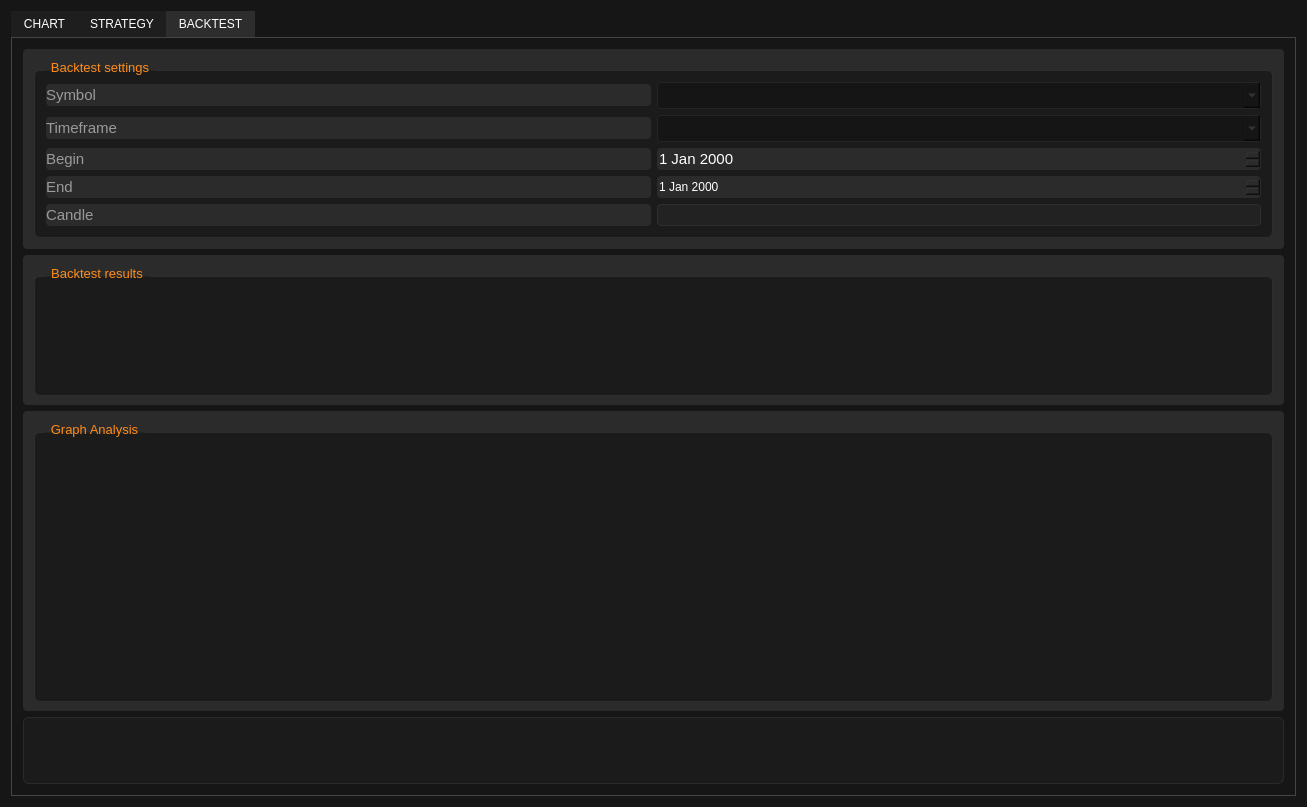
The window that src/ui/mainwindow.ui (BortonGo/TradeSoft) describes before a commit, drawn with Qt 5.
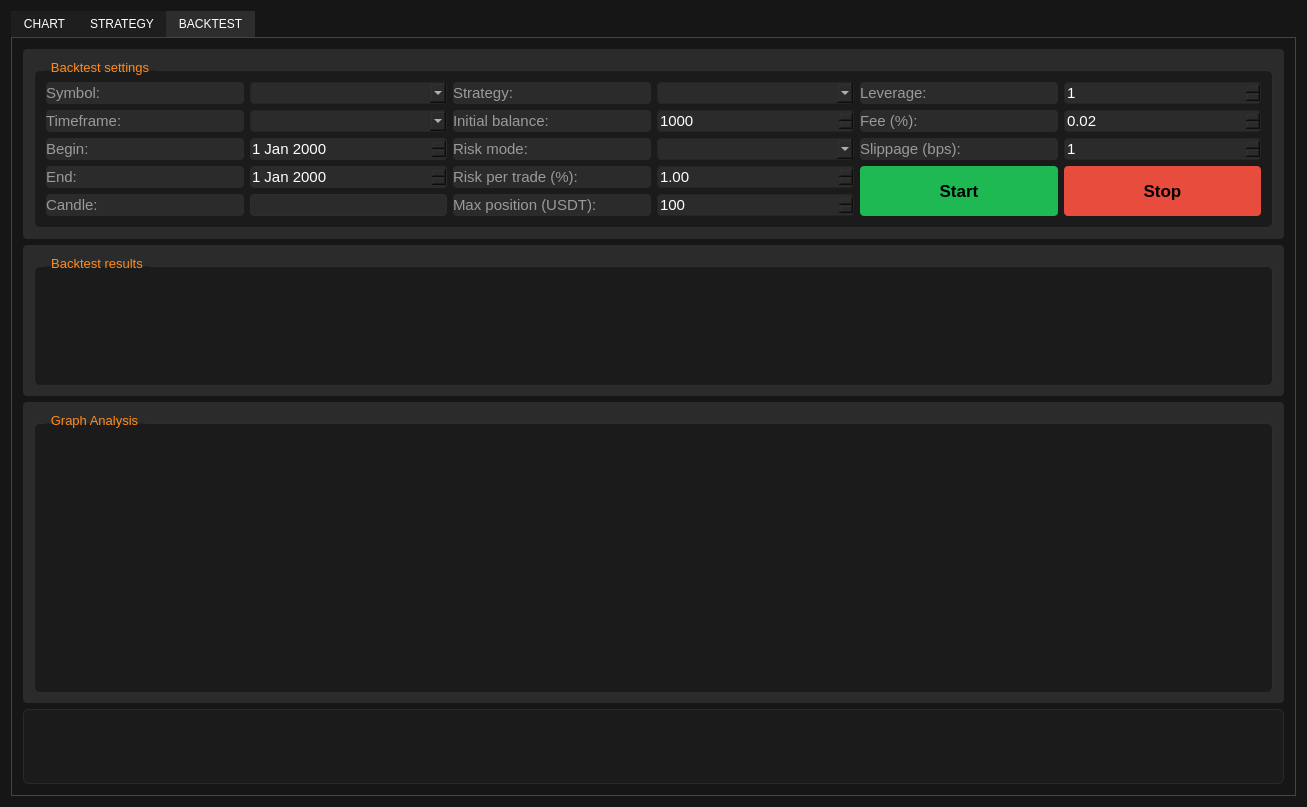
The same window after the commit. The open tabs and pages were chosen to show the change. Custom widgets are drawn as their Qt base class.

Commit message: Make Backtest settings tab

Patch:
```diff
--- a/src/ui/mainwindow.ui
+++ b/src/ui/mainwindow.ui
@@ -60,7 +60,7 @@
 color: white;                /* цвет текста */</string>
         </property>
         <property name="currentIndex">
-         <number>2</number>
+         <number>0</number>
         </property>
         <widget class="QWidget" name="tab_chart">
          <property name="styleSheet">
@@ -1432,7 +1432,7 @@
     background-color: #222222;
     border: 1px solid #2E2E2E;
     border-radius: 4px;
-    padding: 4px;
+    
     color: #EAEAEA;
 }
 
@@ -1468,32 +1468,119 @@
                 <string>Backtest settings</string>
                </property>
                <layout class="QGridLayout" name="gridLayout_6">
-                <item row="2" column="0">
-                 <widget class="QLabel" name="label_15">
-                  <property name="minimumSize">
-                   <size>
-                    <width>0</width>
-                    <height>22</height>
-                   </size>
+                <item row="3" column="3">
+                 <widget class="QDoubleSpinBox" name="btSbRiskPerTrade">
+                  <property name="sizePolicy">
+                   <sizepolicy hsizetype="Expanding" vsizetype="Expanding">
+                    <horstretch>0</horstretch>
+                    <verstretch>0</verstretch>
+                   </sizepolicy>
                   </property>
-                  <property name="maximumSize">
-                   <size>
-                    <width>16777215</width>
-                    <height>22</height>
-                   </size>
+                  <property name="font">
+                   <font>
+                    <pointsize>11</pointsize>
+                   </font>
                   </property>
+                  <property name="styleSheet">
+                   <string notr="true">background-color: rgb(43, 43, 43);
+color: white;                /* цвет текста */</string>
+                  </property>
+                  <property name="value">
+                   <double>1.000000000000000</double>
+                  </property>
+                 </widget>
+                </item>
+                <item row="4" column="3">
+                 <widget class="QSpinBox" name="btSbMaxPosUsdt">
+                  <property name="sizePolicy">
+                   <sizepolicy hsizetype="Expanding" vsizetype="Expanding">
+                    <horstretch>0</horstretch>
+                    <verstretch>0</verstretch>
+                   </sizepolicy>
+                  </property>
                   <property name="font">
                    <font>
                     <pointsize>11</pointsize>
                    </font>
                   </property>
+                  <property name="styleSheet">
+                   <string notr="true">background-color: rgb(43, 43, 43);
+color: white;                /* цвет текста */</string>
+                  </property>
+                  <property name="minimum">
+                   <number>1</number>
+                  </property>
+                  <property name="maximum">
+                   <number>200000</number>
+                  </property>
+                  <property name="value">
+                   <number>100</number>
+                  </property>
+                 </widget>
+                </item>
+                <item row="2" column="3">
+                 <widget class="QComboBox" name="btCbRiskMode">
+                  <property name="sizePolicy">
+                   <sizepolicy hsizetype="Expanding" vsizetype="Expanding">
+                    <horstretch>0</horstretch>
+                    <verstretch>0</verstretch>
+                   </sizepolicy>
+                  </property>
+                  <property name="font">
+                   <font>
+                    <pointsize>11</pointsize>
+                   </font>
+                  </property>
+                  <property name="styleSheet">
+                   <string notr="true">background-color: rgb(43, 43, 43);
+color: white;                /* цвет текста */</string>
+                  </property>
+                 </widget>
+                </item>
+                <item row="2" column="2">
+                 <widget class="QLabel" name="label_21">
+                  <property name="sizePolicy">
+                   <sizepolicy hsizetype="Expanding" vsizetype="Expanding">
+                    <horstretch>0</horstretch>
+                    <verstretch>0</verstretch>
+                   </sizepolicy>
+                  </property>
+                  <property name="font">
+                   <font>
+                    <pointsize>11</pointsize>
+                   </font>
+                  </property>
                   <property name="text">
-                   <string>Begin</string>
+                   <string>Risk mode:</string>
                   </property>
                  </widget>
                 </item>
-                <item row="1" column="0">
-                 <widget class="QLabel" name="label_18">
+                <item row="1" column="2">
+                 <widget class="QLabel" name="label_20">
+                  <property name="sizePolicy">
+                   <sizepolicy hsizetype="Expanding" vsizetype="Expanding">
+                    <horstretch>0</horstretch>
+                    <verstretch>0</verstretch>
+                   </sizepolicy>
+                  </property>
+                  <property name="font">
+                   <font>
+                    <pointsize>11</pointsize>
+                   </font>
+                  </property>
+                  <property name="text">
+                   <string>Initial balance:</string>
+                  </property>
+                 </widget>
+                </item>
+                <item row="4" column="1">
+                 <widget class="QLineEdit" name="editBtCandles">
+                  <property name="sizePolicy">
+                   <sizepolicy hsizetype="Expanding" vsizetype="Expanding">
+                    <horstretch>0</horstretch>
+                    <verstretch>22</verstretch>
+                   </sizepolicy>
+                  </property>
                   <property name="minimumSize">
                    <size>
                     <width>0</width>
@@ -1503,7 +1590,7 @@
                   <property name="maximumSize">
                    <size>
                     <width>16777215</width>
-                    <height>22</height>
+                    <height>16777215</height>
                    </size>
                   </property>
                   <property name="font">
@@ -1511,13 +1598,78 @@
                     <pointsize>11</pointsize>
                    </font>
                   </property>
+                  <property name="styleSheet">
+                   <string notr="true">background-color: rgb(43, 43, 43);
+color: white;                /* цвет текста */</string>
+                  </property>
+                  <property name="readOnly">
+                   <bool>true</bool>
+                  </property>
+                 </widget>
+                </item>
+                <item row="0" column="3">
+                 <widget class="QComboBox" name="btCbStrategy">
+                  <property name="sizePolicy">
+                   <sizepolicy hsizetype="Expanding" vsizetype="Expanding">
+                    <horstretch>0</horstretch>
+                    <verstretch>0</verstretch>
+                   </sizepolicy>
+                  </property>
+                  <property name="font">
+                   <font>
+                    <pointsize>11</pointsize>
+                   </font>
+                  </property>
+                  <property name="styleSheet">
+                   <string notr="true">background-color: rgb(43, 43, 43);
+color: white;                /* цвет текста */</string>
+                  </property>
+                 </widget>
+                </item>
+                <item row="0" column="4">
+                 <widget class="QLabel" name="label_24">
+                  <property name="sizePolicy">
+                   <sizepolicy hsizetype="Expanding" vsizetype="Expanding">
+                    <horstretch>0</horstretch>
+                    <verstretch>0</verstretch>
+                   </sizepolicy>
+                  </property>
+                  <property name="font">
+                   <font>
+                    <pointsize>11</pointsize>
+                   </font>
+                  </property>
                   <property name="text">
-                   <string>Timeframe</string>
+                   <string>Leverage:</string>
+                  </property>
+                 </widget>
+                </item>
+                <item row="1" column="4">
+                 <widget class="QLabel" name="label_25">
+                  <property name="sizePolicy">
+                   <sizepolicy hsizetype="Expanding" vsizetype="Expanding">
+                    <horstretch>0</horstretch>
+                    <verstretch>0</verstretch>
+                   </sizepolicy>
+                  </property>
+                  <property name="font">
+                   <font>
+                    <pointsize>11</pointsize>
+                   </font>
+                  </property>
+                  <property name="text">
+                   <string>Fee (%):</string>
                   </property>
                  </widget>
                 </item>
                 <item row="3" column="0">
                  <widget class="QLabel" name="label_16">
+                  <property name="sizePolicy">
+                   <sizepolicy hsizetype="Expanding" vsizetype="Expanding">
+                    <horstretch>0</horstretch>
+                    <verstretch>0</verstretch>
+                   </sizepolicy>
+                  </property>
                   <property name="minimumSize">
                    <size>
                     <width>0</width>
@@ -1527,7 +1679,7 @@
                   <property name="maximumSize">
                    <size>
                     <width>16777215</width>
-                    <height>22</height>
+                    <height>16777215</height>
                    </size>
                   </property>
                   <property name="font">
@@ -1536,12 +1688,18 @@
                    </font>
                   </property>
                   <property name="text">
-                   <string>End</string>
+                   <string>End:</string>
                   </property>
                  </widget>
                 </item>
-                <item row="4" column="0">
-                 <widget class="QLabel" name="label_17">
+                <item row="1" column="0">
+                 <widget class="QLabel" name="label_18">
+                  <property name="sizePolicy">
+                   <sizepolicy hsizetype="Expanding" vsizetype="Expanding">
+                    <horstretch>0</horstretch>
+                    <verstretch>0</verstretch>
+                   </sizepolicy>
+                  </property>
                   <property name="minimumSize">
                    <size>
                     <width>0</width>
@@ -1551,7 +1709,7 @@
                   <property name="maximumSize">
                    <size>
                     <width>16777215</width>
-                    <height>22</height>
+                    <height>16777215</height>
                    </size>
                   </property>
                   <property name="font">
@@ -1560,14 +1718,14 @@
                    </font>
                   </property>
                   <property name="text">
-                   <string>Candle</string>
+                   <string>Timeframe:</string>
                   </property>
                  </widget>
                 </item>
-                <item row="0" column="0">
-                 <widget class="QLabel" name="label_14">
+                <item row="2" column="0">
+                 <widget class="QLabel" name="label_15">
                   <property name="sizePolicy">
-                   <sizepolicy hsizetype="Preferred" vsizetype="Preferred">
+                   <sizepolicy hsizetype="Expanding" vsizetype="Expanding">
                     <horstretch>0</horstretch>
                     <verstretch>0</verstretch>
                    </sizepolicy>
@@ -1581,7 +1739,7 @@
                   <property name="maximumSize">
                    <size>
                     <width>16777215</width>
-                    <height>22</height>
+                    <height>16777215</height>
                    </size>
                   </property>
                   <property name="font">
@@ -1590,30 +1748,104 @@
                    </font>
                   </property>
                   <property name="text">
-                   <string>Symbol</string>
+                   <string>Begin:</string>
+                  </property>
+                 </widget>
+                </item>
+                <item row="2" column="4">
+                 <widget class="QLabel" name="label_26">
+                  <property name="sizePolicy">
+                   <sizepolicy hsizetype="Expanding" vsizetype="Expanding">
+                    <horstretch>0</horstretch>
+                    <verstretch>0</verstretch>
+                   </sizepolicy>
+                  </property>
+                  <property name="font">
+                   <font>
+                    <pointsize>11</pointsize>
+                   </font>
+                  </property>
+                  <property name="text">
+                   <string>Slippage (bps):</string>
+                  </property>
+                 </widget>
+                </item>
+                <item row="0" column="2">
+                 <widget class="QLabel" name="label_19">
+                  <property name="sizePolicy">
+                   <sizepolicy hsizetype="Expanding" vsizetype="Expanding">
+                    <horstretch>0</horstretch>
+                    <verstretch>0</verstretch>
+                   </sizepolicy>
+                  </property>
+                  <property name="font">
+                   <font>
+                    <pointsize>11</pointsize>
+                   </font>
+                  </property>
+                  <property name="text">
+                   <string>Strategy:</string>
                   </property>
                  </widget>
                 </item>
                 <item row="0" column="1">
                  <widget class="QComboBox" name="cbBtSymbol">
+                  <property name="sizePolicy">
+                   <sizepolicy hsizetype="Expanding" vsizetype="Expanding">
+                    <horstretch>0</horstretch>
+                    <verstretch>0</verstretch>
+                   </sizepolicy>
+                  </property>
+                  <property name="minimumSize">
+                   <size>
+                    <width>0</width>
+                    <height>22</height>
+                   </size>
+                  </property>
                   <property name="font">
                    <font>
                     <pointsize>11</pointsize>
                    </font>
                   </property>
+                  <property name="styleSheet">
+                   <string notr="true">background-color: rgb(43, 43, 43);
+color: white;                /* цвет текста */</string>
+                  </property>
                  </widget>
                 </item>
                 <item row="1" column="1">
                  <widget class="QComboBox" name="cbBtTimeframe">
+                  <property name="sizePolicy">
+                   <sizepolicy hsizetype="Expanding" vsizetype="Expanding">
+                    <horstretch>0</horstretch>
+                    <verstretch>0</verstretch>
+                   </sizepolicy>
+                  </property>
+                  <property name="minimumSize">
+                   <size>
+                    <width>0</width>
+                    <height>22</height>
+                   </size>
+                  </property>
                   <property name="font">
                    <font>
                     <pointsize>11</pointsize>
                    </font>
                   </property>
+                  <property name="styleSheet">
+                   <string notr="true">background-color: rgb(43, 43, 43);
+color: white;                /* цвет текста */</string>
+                  </property>
                  </widget>
                 </item>
                 <item row="2" column="1">
                  <widget class="QDateEdit" name="dateBtBegin">
+                  <property name="sizePolicy">
+                   <sizepolicy hsizetype="Expanding" vsizetype="Expanding">
+                    <horstretch>0</horstretch>
+                    <verstretch>0</verstretch>
+                   </sizepolicy>
+                  </property>
                   <property name="minimumSize">
                    <size>
                     <width>0</width>
@@ -1623,7 +1855,7 @@
                   <property name="maximumSize">
                    <size>
                     <width>16777215</width>
-                    <height>22</height>
+                    <height>16777215</height>
                    </size>
                   </property>
                   <property name="font">
@@ -1631,10 +1863,20 @@
                     <pointsize>11</pointsize>
                    </font>
                   </property>
+                  <property name="styleSheet">
+                   <string notr="true">background-color: rgb(43, 43, 43);
+color: white;                /* цвет текста */</string>
+                  </property>
                  </widget>
                 </item>
                 <item row="3" column="1">
                  <widget class="QDateEdit" name="dateBtEnd">
+                  <property name="sizePolicy">
+                   <sizepolicy hsizetype="Expanding" vsizetype="Expanding">
+                    <horstretch>0</horstretch>
+                    <verstretch>0</verstretch>
+                   </sizepolicy>
+                  </property>
                   <property name="minimumSize">
                    <size>
                     <width>0</width>
@@ -1644,17 +1886,26 @@
                   <property name="maximumSize">
                    <size>
                     <width>16777215</width>
-                    <height>22</height>
+                    <height>16777215</height>
                    </size>
                   </property>
+                  <property name="font">
+                   <font>
+                    <pointsize>11</pointsize>
+                   </font>
+                  </property>
+                  <property name="styleSheet">
+                   <string notr="true">background-color: rgb(43, 43, 43);
+color: white;                /* цвет текста */</string>
+                  </property>
                  </widget>
                 </item>
-                <item row="4" column="1">
-                 <widget class="QLineEdit" name="editBtCandles">
+                <item row="0" column="0">
+                 <widget class="QLabel" name="label_14">
                   <property name="sizePolicy">
-                   <sizepolicy hsizetype="Minimum" vsizetype="Fixed">
+                   <sizepolicy hsizetype="Expanding" vsizetype="Expanding">
                     <horstretch>0</horstretch>
-                    <verstretch>22</verstretch>
+                    <verstretch>0</verstretch>
                    </sizepolicy>
                   </property>
                   <property name="minimumSize">
@@ -1666,11 +1917,252 @@
                   <property name="maximumSize">
                    <size>
                     <width>16777215</width>
+                    <height>16777215</height>
+                   </size>
+                  </property>
+                  <property name="font">
+                   <font>
+                    <pointsize>11</pointsize>
+                   </font>
+                  </property>
+                  <property name="text">
+                   <string>Symbol:</string>
+                  </property>
+                 </widget>
+                </item>
+                <item row="4" column="0">
+                 <widget class="QLabel" name="label_17">
+                  <property name="sizePolicy">
+                   <sizepolicy hsizetype="Expanding" vsizetype="Expanding">
+                    <horstretch>0</horstretch>
+                    <verstretch>0</verstretch>
+                   </sizepolicy>
+                  </property>
+                  <property name="minimumSize">
+                   <size>
+                    <width>0</width>
                     <height>22</height>
                    </size>
                   </property>
-                  <property name="readOnly">
-                   <bool>true</bool>
+                  <property name="maximumSize">
+                   <size>
+                    <width>16777215</width>
+                    <height>16777215</height>
+                   </size>
+                  </property>
+                  <property name="font">
+                   <font>
+                    <pointsize>11</pointsize>
+                   </font>
+                  </property>
+                  <property name="text">
+                   <string>Candle:</string>
+                  </property>
+                 </widget>
+                </item>
+                <item row="1" column="3">
+                 <widget class="QSpinBox" name="btSbStartBalance">
+                  <property name="sizePolicy">
+                   <sizepolicy hsizetype="Expanding" vsizetype="Expanding">
+                    <horstretch>0</horstretch>
+                    <verstretch>0</verstretch>
+                   </sizepolicy>
+                  </property>
+                  <property name="font">
+                   <font>
+                    <pointsize>11</pointsize>
+                   </font>
+                  </property>
+                  <property name="styleSheet">
+                   <string notr="true">background-color: rgb(43, 43, 43);
+color: white;                /* цвет текста */</string>
+                  </property>
+                  <property name="minimum">
+                   <number>1</number>
+                  </property>
+                  <property name="maximum">
+                   <number>200000</number>
+                  </property>
+                  <property name="value">
+                   <number>1000</number>
+                  </property>
+                 </widget>
+                </item>
+                <item row="4" column="2">
+                 <widget class="QLabel" name="label_23">
+                  <property name="sizePolicy">
+                   <sizepolicy hsizetype="Expanding" vsizetype="Expanding">
+                    <horstretch>0</horstretch>
+                    <verstretch>0</verstretch>
+                   </sizepolicy>
+                  </property>
+                  <property name="font">
+                   <font>
+                    <pointsize>11</pointsize>
+                   </font>
+                  </property>
+                  <property name="text">
+                   <string>Max position (USDT):</string>
+                  </property>
+                 </widget>
+                </item>
+                <item row="3" column="2">
+                 <widget class="QLabel" name="label_22">
+                  <property name="sizePolicy">
+                   <sizepolicy hsizetype="Expanding" vsizetype="Expanding">
+                    <horstretch>0</horstretch>
+                    <verstretch>0</verstretch>
+                   </sizepolicy>
+                  </property>
+                  <property name="font">
+                   <font>
+                    <pointsize>11</pointsize>
+                   </font>
+                  </property>
+                  <property name="text">
+                   <string>Risk per trade (%):</string>
+                  </property>
+                 </widget>
+                </item>
+                <item row="0" column="5">
+                 <widget class="QSpinBox" name="btSbLeverage">
+                  <property name="sizePolicy">
+                   <sizepolicy hsizetype="Expanding" vsizetype="Expanding">
+                    <horstretch>0</horstretch>
+                    <verstretch>0</verstretch>
+                   </sizepolicy>
+                  </property>
+                  <property name="font">
+                   <font>
+                    <pointsize>11</pointsize>
+                   </font>
+                  </property>
+                  <property name="styleSheet">
+                   <string notr="true">background-color: rgb(43, 43, 43);
+color: white;                /* цвет текста */</string>
+                  </property>
+                  <property name="minimum">
+                   <number>1</number>
+                  </property>
+                  <property name="maximum">
+                   <number>125</number>
+                  </property>
+                 </widget>
+                </item>
+                <item row="1" column="5">
+                 <widget class="QDoubleSpinBox" name="btSbFee">
+                  <property name="sizePolicy">
+                   <sizepolicy hsizetype="Expanding" vsizetype="Expanding">
+                    <horstretch>0</horstretch>
+                    <verstretch>0</verstretch>
+                   </sizepolicy>
+                  </property>
+                  <property name="font">
+                   <font>
+                    <pointsize>11</pointsize>
+                   </font>
+                  </property>
+                  <property name="styleSheet">
+                   <string notr="true">background-color: rgb(43, 43, 43);
+color: white;                /* цвет текста */</string>
+                  </property>
+                  <property name="value">
+                   <double>0.020000000000000</double>
+                  </property>
+                 </widget>
+                </item>
+                <item row="2" column="5">
+                 <widget class="QSpinBox" name="btSbSlippage">
+                  <property name="sizePolicy">
+                   <sizepolicy hsizetype="Expanding" vsizetype="Expanding">
+                    <horstretch>0</horstretch>
+                    <verstretch>0</verstretch>
+                   </sizepolicy>
+                  </property>
+                  <property name="font">
+                   <font>
+                    <pointsize>11</pointsize>
+                   </font>
+                  </property>
+                  <property name="styleSheet">
+                   <string notr="true">background-color: rgb(43, 43, 43);
+color: white;                /* цвет текста */</string>
+                  </property>
+                  <property name="value">
+                   <number>1</number>
+                  </property>
+                 </widget>
+                </item>
+                <item row="3" column="5" rowspan="2">
+                 <widget class="QPushButton" name="btBtnStop">
+                  <property name="sizePolicy">
+                   <sizepolicy hsizetype="Expanding" vsizetype="Expanding">
+                    <horstretch>0</horstretch>
+                    <verstretch>0</verstretch>
+                   </sizepolicy>
+                  </property>
+                  <property name="font">
+                   <font>
+                    <pointsize>13</pointsize>
+                    <weight>75</weight>
+                    <bold>true</bold>
+                   </font>
+                  </property>
+                  <property name="styleSheet">
+                   <string notr="true">/* ===== STOP BUTTON ===== */
+QPushButton#btBtnStop {
+    background-color: #e74c3c;
+    color: black;
+    font-weight: bold;
+    padding: 4px 12px;
+    border-radius: 4px;
+}
+
+QPushButton#btBtnStop:disabled {
+    background-color: #4a1e1a;
+    color: #777;
+}</string>
+                  </property>
+                  <property name="text">
+                   <string>Stop</string>
+                  </property>
+                 </widget>
+                </item>
+                <item row="3" column="4" rowspan="2">
+                 <widget class="QPushButton" name="btBtnStart">
+                  <property name="sizePolicy">
+                   <sizepolicy hsizetype="Expanding" vsizetype="Expanding">
+                    <horstretch>0</horstretch>
+                    <verstretch>0</verstretch>
+                   </sizepolicy>
+                  </property>
+                  <property name="font">
+                   <font>
+                    <pointsize>13</pointsize>
+                    <weight>75</weight>
+                    <bold>true</bold>
+                   </font>
+                  </property>
+                  <property name="accessibleName">
+                   <string/>
+                  </property>
+                  <property name="styleSheet">
+                   <string notr="true">/* ===== START BUTTON ===== */
+QPushButton#btBtnStart {
+    background-color: #1fb954;
+    color: black;
+    font-weight: bold;
+    padding: 4px 12px;
+    border-radius: 4px;
+}
+
+QPushButton#btBtnStart:disabled {
+    background-color: #0f3f23;
+    color: #777;
+}</string>
+                  </property>
+                  <property name="text">
+                   <string>Start</string>
                   </property>
                  </widget>
                 </item>
```
